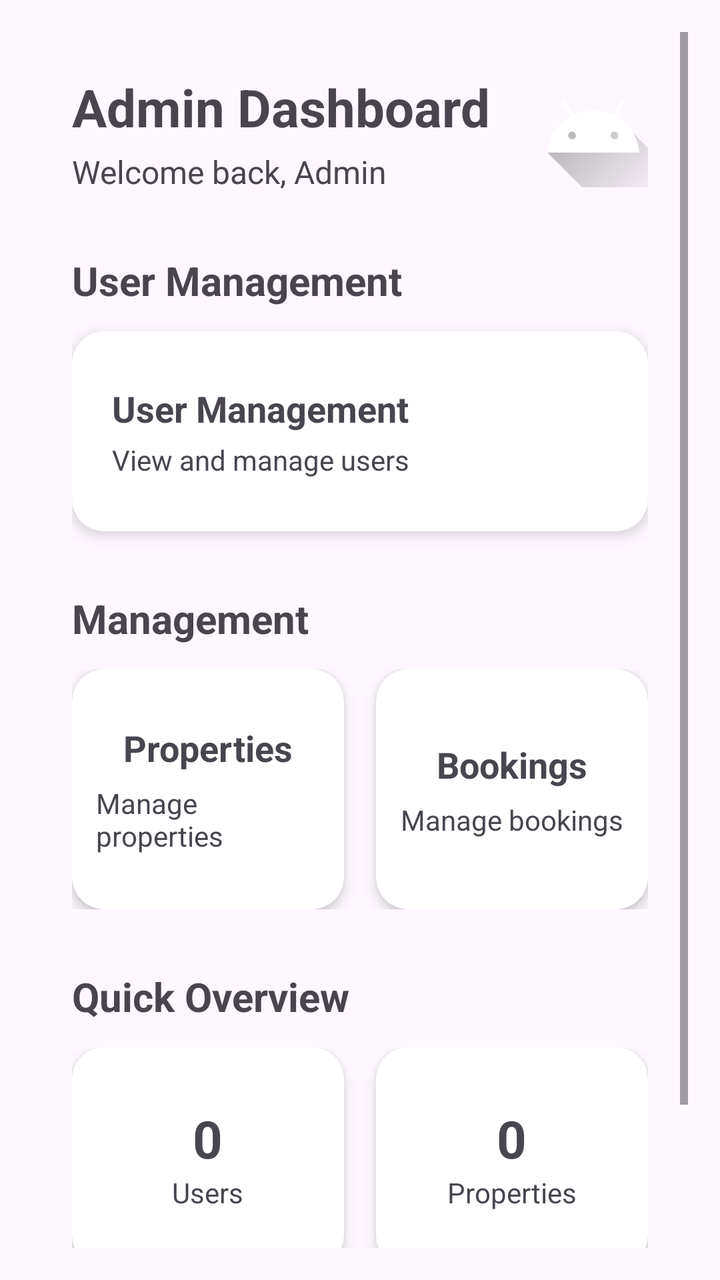
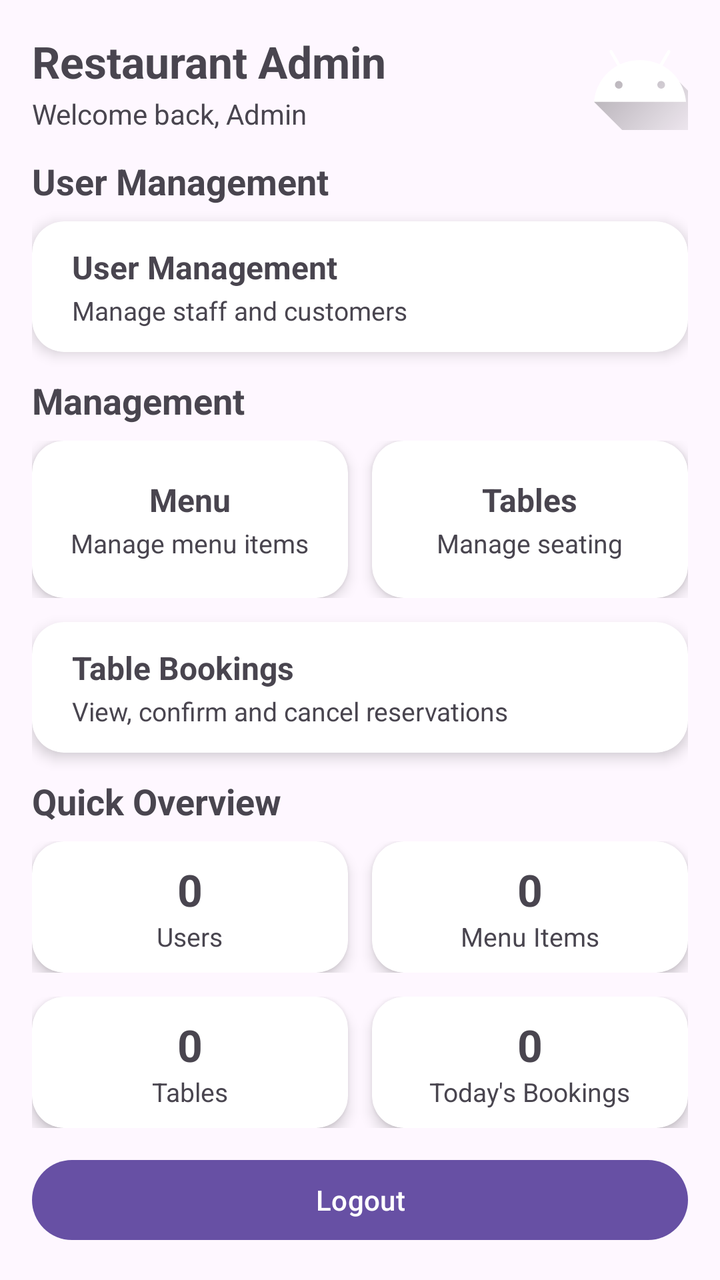

The first picture is an Android layout as it rendered before a commit; the second is the same layout after the commit. The layout source and the unified diff follow.
<!-- AndroidManifest.xml: application theme Theme.ISCG7424GroupAssessment -->
<!-- res/layout/activity_admin_main_page.xml -->
<?xml version="1.0" encoding="utf-8"?>
<ScrollView xmlns:android="http://schemas.android.com/apk/res/android"
    xmlns:app="http://schemas.android.com/apk/res-auto"
    xmlns:tools="http://schemas.android.com/tools"
    android:id="@+id/main"
    android:layout_width="match_parent"
    android:layout_height="match_parent"
    android:orientation="vertical"
    android:padding="16dp"
    tools:context=".A_MainPage">

    <LinearLayout
        android:layout_width="match_parent"
        android:layout_height="wrap_content"
        android:orientation="vertical"
        android:padding="20dp">

        
        <LinearLayout
            android:layout_width="match_parent"
            android:layout_height="wrap_content"
            android:orientation="horizontal"
            android:gravity="center_vertical">

            <LinearLayout
                android:layout_width="0dp"
                android:layout_height="wrap_content"
                android:layout_weight="1"
                android:orientation="vertical">

                <TextView
                    android:layout_width="wrap_content"
                    android:layout_height="wrap_content"
                    android:text="Admin Dashboard"
                    android:textSize="26sp"
                    android:textStyle="bold" />

                <TextView
                    android:layout_width="wrap_content"
                    android:layout_height="wrap_content"
                    android:layout_marginTop="4dp"
                    android:text="Welcome back, Admin"
                    android:textSize="16sp" />

            </LinearLayout>

            <ImageButton
                android:id="@+id/ib_adminProfile"
                android:layout_width="55dp"
                android:layout_height="55dp"
                android:background="@android:color/transparent"
                android:contentDescription="Profile"
                android:src="@drawable/ic_launcher_foreground" />

        </LinearLayout>


        
        <TextView
            android:layout_width="wrap_content"
            android:layout_height="wrap_content"
            android:layout_marginTop="30dp"
            android:text="User Management"
            android:textSize="20sp"
            android:textStyle="bold" />

        <androidx.cardview.widget.CardView
            android:id="@+id/cv_userManagement"
            android:layout_width="match_parent"
            android:layout_height="100dp"
            android:layout_marginTop="12dp"
            app:cardCornerRadius="16dp"
            app:cardElevation="4dp">

            <LinearLayout
                android:layout_width="match_parent"
                android:layout_height="match_parent"
                android:gravity="center_vertical"
                android:orientation="vertical"
                android:padding="20dp">

                <TextView
                    android:layout_width="wrap_content"
                    android:layout_height="wrap_content"
                    android:text="User Management"
                    android:textSize="18sp"
                    android:textStyle="bold" />

                <TextView
                    android:layout_width="wrap_content"
                    android:layout_height="wrap_content"
                    android:layout_marginTop="4dp"
                    android:text="View and manage users"
                    android:textSize="14sp" />

            </LinearLayout>

        </androidx.cardview.widget.CardView>


        
        <TextView
            android:layout_width="wrap_content"
            android:layout_height="wrap_content"
            android:layout_marginTop="30dp"
            android:text="Management"
            android:textSize="20sp"
            android:textStyle="bold" />

        <LinearLayout
            android:layout_width="match_parent"
            android:layout_height="wrap_content"
            android:layout_marginTop="12dp"
            android:orientation="horizontal">

            <androidx.cardview.widget.CardView
                android:id="@+id/cv_propertyManagement"
                android:layout_width="0dp"
                android:layout_height="120dp"
                android:layout_marginEnd="8dp"
                android:layout_weight="1"
                app:cardCornerRadius="16dp"
                app:cardElevation="4dp">

                <LinearLayout
                    android:layout_width="match_parent"
                    android:layout_height="match_parent"
                    android:gravity="center"
                    android:orientation="vertical"
                    android:padding="12dp">

                    <TextView
                        android:layout_width="wrap_content"
                        android:layout_height="wrap_content"
                        android:text="Properties"
                        android:textSize="18sp"
                        android:textStyle="bold" />

                    <TextView
                        android:layout_width="wrap_content"
                        android:layout_height="wrap_content"
                        android:layout_marginTop="6dp"
                        android:text="Manage properties"
                        android:textSize="14sp" />

                </LinearLayout>

            </androidx.cardview.widget.CardView>


            <androidx.cardview.widget.CardView
                android:id="@+id/cv_bookingManagement"
                android:layout_width="0dp"
                android:layout_height="120dp"
                android:layout_marginStart="8dp"
                android:layout_weight="1"
                app:cardCornerRadius="16dp"
                app:cardElevation="4dp">

                <LinearLayout
                    android:layout_width="match_parent"
                    android:layout_height="match_parent"
                    android:gravity="center"
                    android:orientation="vertical"
                    android:padding="12dp">

                    <TextView
                        android:layout_width="wrap_content"
                        android:layout_height="wrap_content"
                        android:text="Bookings"
                        android:textSize="18sp"
                        android:textStyle="bold" />

                    <TextView
                        android:layout_width="wrap_content"
                        android:layout_height="wrap_content"
                        android:layout_marginTop="6dp"
                        android:text="Manage bookings"
                        android:textSize="14sp" />

                </LinearLayout>

            </androidx.cardview.widget.CardView>

        </LinearLayout>


        <TextView
            android:layout_width="wrap_content"
            android:layout_height="wrap_content"
            android:layout_marginTop="30dp"
            android:text="Quick Overview"
            android:textSize="20sp"
            android:textStyle="bold" />

        <LinearLayout
            android:layout_width="match_parent"
            android:layout_height="wrap_content"
            android:layout_marginTop="12dp"
            android:orientation="horizontal">

            <androidx.cardview.widget.CardView
                android:layout_width="0dp"
                android:layout_height="110dp"
                android:layout_marginEnd="8dp"
                android:layout_weight="1"
                app:cardCornerRadius="16dp"
                app:cardElevation="4dp">

                <LinearLayout
                    android:layout_width="match_parent"
                    android:layout_height="match_parent"
                    android:gravity="center"
                    android:orientation="vertical">

                    <TextView
                        android:id="@+id/tv_userCount"
                        android:layout_width="wrap_content"
                        android:layout_height="wrap_content"
                        android:text="0"
                        android:textSize="26sp"
                        android:textStyle="bold" />

                    <TextView
                        android:layout_width="wrap_content"
                        android:layout_height="wrap_content"
                        android:text="Users"
                        android:textSize="14sp" />

                </LinearLayout>

            </androidx.cardview.widget.CardView>


            <androidx.cardview.widget.CardView
                android:layout_width="0dp"
                android:layout_height="110dp"
                android:layout_marginStart="8dp"
                android:layout_weight="1"
                app:cardCornerRadius="16dp"
                app:cardElevation="4dp">

                <LinearLayout
                    android:layout_width="match_parent"
                    android:layout_height="match_parent"
                    android:gravity="center"
                    android:orientation="vertical">

                    <TextView
                        android:id="@+id/tv_aPropertyCount"
                        android:layout_width="wrap_content"
                        android:layout_height="wrap_content"
                        android:text="0"
                        android:textSize="26sp"
                        android:textStyle="bold" />

                    <TextView
                        android:layout_width="wrap_content"
                        android:layout_height="wrap_content"
                        android:text="Properties"
                        android:textSize="14sp" />

                </LinearLayout>

            </androidx.cardview.widget.CardView>

        </LinearLayout>


        <Button
            android:id="@+id/btn_aLogout"
            android:layout_width="match_parent"
            android:layout_height="wrap_content"
            android:layout_marginTop="24dp"
            android:text="Logout" />

    </LinearLayout>

</ScrollView>
<!-- resources referenced by this layout -->
<resources>
  <!-- drawable ic_launcher_foreground (drawable) -->
  <vector xmlns:android="http://schemas.android.com/apk/res/android"
      xmlns:aapt="http://schemas.android.com/aapt"
      android:width="108dp"
      android:height="108dp"
      android:viewportWidth="108"
      android:viewportHeight="108">
      <path android:pathData="M31,63.928c0,0 6.4,-11 12.1,-13.1c7.2,-2.6 26,-1.4 26,-1.4l38.1,38.1L107,108.928l-32,-1L31,63.928z">
          <aapt:attr name="android:fillColor">
              <gradient
                  android:endX="85.84757"
                  android:endY="92.4963"
                  android:startX="42.9492"
                  android:startY="49.59793"
                  android:type="linear">
                  <item
                      android:color="#44000000"
                      android:offset="0.0" />
                  <item
                      android:color="#00000000"
                      android:offset="1.0" />
              </gradient>
          </aapt:attr>
      </path>
      <path
          android:fillColor="#FFFFFF"
          android:fillType="nonZero"
          android:pathData="M65.3,45.828l3.8,-6.6c0.2,-0.4 0.1,-0.9 -0.3,-1.1c-0.4,-0.2 -0.9,-0.1 -1.1,0.3l-3.9,6.7c-6.3,-2.8 -13.4,-2.8 -19.7,0l-3.9,-6.7c-0.2,-0.4 -0.7,-0.5 -1.1,-0.3C38.8,38.328 38.7,38.828 38.9,39.228l3.8,6.6C36.2,49.428 31.7,56.028 31,63.928h46C76.3,56.028 71.8,49.428 65.3,45.828zM43.4,57.328c-0.8,0 -1.5,-0.5 -1.8,-1.2c-0.3,-0.7 -0.1,-1.5 0.4,-2.1c0.5,-0.5 1.4,-0.7 2.1,-0.4c0.7,0.3 1.2,1 1.2,1.8C45.3,56.528 44.5,57.328 43.4,57.328L43.4,57.328zM64.6,57.328c-0.8,0 -1.5,-0.5 -1.8,-1.2s-0.1,-1.5 0.4,-2.1c0.5,-0.5 1.4,-0.7 2.1,-0.4c0.7,0.3 1.2,1 1.2,1.8C66.5,56.528 65.6,57.328 64.6,57.328L64.6,57.328z"
          android:strokeWidth="1"
          android:strokeColor="#00000000" />
  </vector>
  <style name="Theme.ISCG7424GroupAssessment" parent="Base.Theme.ISCG7424GroupAssessment" />
  <style name="Base.Theme.ISCG7424GroupAssessment" parent="Theme.Material3.DayNight.NoActionBar">
          
          
      </style>
</resources>

<!-- the commit's change to res/layout/activity_admin_main_page.xml (unified diff, before → after) -->
@@ -1,5 +1,5 @@
 <?xml version="1.0" encoding="utf-8"?>
-<ScrollView xmlns:android="http://schemas.android.com/apk/res/android"
+<LinearLayout xmlns:android="http://schemas.android.com/apk/res/android"
     xmlns:app="http://schemas.android.com/apk/res-auto"
     xmlns:tools="http://schemas.android.com/tools"
     android:id="@+id/main"
@@ -9,271 +9,354 @@
     android:padding="16dp"
     tools:context=".A_MainPage">
 
+    
     <LinearLayout
         android:layout_width="match_parent"
         android:layout_height="wrap_content"
-        android:orientation="vertical"
-        android:padding="20dp">
-
-        
+        android:gravity="center_vertical"
+        android:orientation="horizontal">
+
+        <LinearLayout
+            android:layout_width="0dp"
+            android:layout_height="wrap_content"
+            android:layout_weight="1"
+            android:orientation="vertical">
+
+            <TextView
+                android:layout_width="wrap_content"
+                android:layout_height="wrap_content"
+                android:text="Restaurant Admin"
+                android:textSize="22sp"
+                android:textStyle="bold" />
+
+            <TextView
+                android:layout_width="wrap_content"
+                android:layout_height="wrap_content"
+                android:layout_marginTop="2dp"
+                android:text="Welcome back, Admin"
+                android:textSize="14sp" />
+        </LinearLayout>
+
+        <ImageButton
+            android:id="@+id/ib_adminProfile"
+            android:layout_width="48dp"
+            android:layout_height="48dp"
+            android:background="@android:color/transparent"
+            android:contentDescription="Profile"
+            android:src="@drawable/ic_launcher_foreground" />
+    </LinearLayout>
+
+
+    
+    <TextView
+        android:layout_width="wrap_content"
+        android:layout_height="wrap_content"
+        android:layout_marginTop="12dp"
+        android:text="User Management"
+        android:textSize="18sp"
+        android:textStyle="bold" />
+
+    <androidx.cardview.widget.CardView
+        android:id="@+id/cv_userManagement"
+        android:layout_width="match_parent"
+        android:layout_height="0dp"
+        android:layout_marginTop="8dp"
+        android:layout_weight="1"
+        app:cardCornerRadius="16dp"
+        app:cardElevation="4dp">
+
         <LinearLayout
             android:layout_width="match_parent"
-            android:layout_height="wrap_content"
-            android:orientation="horizontal"
-            android:gravity="center_vertical">
-
-            <LinearLayout
-                android:layout_width="0dp"
-                android:layout_height="wrap_content"
-                android:layout_weight="1"
-                android:orientation="vertical">
-
-                <TextView
-                    android:layout_width="wrap_content"
-                    android:layout_height="wrap_content"
-                    android:text="Admin Dashboard"
-                    android:textSize="26sp"
-                    android:textStyle="bold" />
-
-                <TextView
-                    android:layout_width="wrap_content"
-                    android:layout_height="wrap_content"
-                    android:layout_marginTop="4dp"
-                    android:text="Welcome back, Admin"
-                    android:textSize="16sp" />
-
-            </LinearLayout>
-
-            <ImageButton
-                android:id="@+id/ib_adminProfile"
-                android:layout_width="55dp"
-                android:layout_height="55dp"
-                android:background="@android:color/transparent"
-                android:contentDescription="Profile"
-                android:src="@drawable/ic_launcher_foreground" />
-
+            android:layout_height="match_parent"
+            android:gravity="center_vertical"
+            android:orientation="vertical"
+            android:paddingStart="20dp"
+            android:paddingEnd="20dp">
+
+            <TextView
+                android:layout_width="wrap_content"
+                android:layout_height="wrap_content"
+                android:text="User Management"
+                android:textSize="16sp"
+                android:textStyle="bold" />
+
+            <TextView
+                android:layout_width="wrap_content"
+                android:layout_height="wrap_content"
+                android:layout_marginTop="2dp"
+                android:text="Manage staff and customers"
+                android:textSize="13sp" />
         </LinearLayout>
-
-
-        
-        <TextView
-            android:layout_width="wrap_content"
-            android:layout_height="wrap_content"
-            android:layout_marginTop="30dp"
-            android:text="User Management"
-            android:textSize="20sp"
-            android:textStyle="bold" />
-
-        <androidx.cardview.widget.CardView
-            android:id="@+id/cv_userManagement"
-            android:layout_width="match_parent"
-            android:layout_height="100dp"
-            android:layout_marginTop="12dp"
-            app:cardCornerRadius="16dp"
-            app:cardElevation="4dp">
-
-            <LinearLayout
-                android:layout_width="match_parent"
-                android:layout_height="match_parent"
-                android:gravity="center_vertical"
+    </androidx.cardview.widget.CardView>
+
+
+    
+    <TextView
+        android:layout_width="wrap_content"
+        android:layout_height="wrap_content"
+        android:layout_marginTop="12dp"
+        android:text="Management"
+        android:textSize="18sp"
+        android:textStyle="bold" />
+
+    <LinearLayout
+        android:layout_width="match_parent"
+        android:layout_height="0dp"
+        android:layout_marginTop="8dp"
+        android:layout_weight="1.2"
+        android:orientation="horizontal">
+
+        <androidx.cardview.widget.CardView
+            android:id="@+id/cv_menuManagement"
+            android:layout_width="0dp"
+            android:layout_height="match_parent"
+            android:layout_marginEnd="6dp"
+            android:layout_weight="1"
+            app:cardCornerRadius="16dp"
+            app:cardElevation="4dp">
+
+            <LinearLayout
+                android:layout_width="match_parent"
+                android:layout_height="match_parent"
+                android:gravity="center"
                 android:orientation="vertical"
-                android:padding="20dp">
-
-                <TextView
-                    android:layout_width="wrap_content"
-                    android:layout_height="wrap_content"
-                    android:text="User Management"
-                    android:textSize="18sp"
-                    android:textStyle="bold" />
-
-                <TextView
-                    android:layout_width="wrap_content"
-                    android:layout_height="wrap_content"
-                    android:layout_marginTop="4dp"
-                    android:text="View and manage users"
-                    android:textSize="14sp" />
-
-            </LinearLayout>
-
-        </androidx.cardview.widget.CardView>
-
-
-        
-        <TextView
-            android:layout_width="wrap_content"
-            android:layout_height="wrap_content"
-            android:layout_marginTop="30dp"
-            android:text="Management"
-            android:textSize="20sp"
-            android:textStyle="bold" />
+                android:padding="8dp">
+
+                <TextView
+                    android:layout_width="wrap_content"
+                    android:layout_height="wrap_content"
+                    android:text="Menu"
+                    android:textSize="16sp"
+                    android:textStyle="bold" />
+
+                <TextView
+                    android:layout_width="wrap_content"
+                    android:layout_height="wrap_content"
+                    android:layout_marginTop="2dp"
+                    android:text="Manage menu items"
+                    android:textSize="13sp" />
+            </LinearLayout>
+        </androidx.cardview.widget.CardView>
+
+        <androidx.cardview.widget.CardView
+            android:id="@+id/cv_tableManagement"
+            android:layout_width="0dp"
+            android:layout_height="match_parent"
+            android:layout_marginStart="6dp"
+            android:layout_weight="1"
+            app:cardCornerRadius="16dp"
+            app:cardElevation="4dp">
+
+            <LinearLayout
+                android:layout_width="match_parent"
+                android:layout_height="match_parent"
+                android:gravity="center"
+                android:orientation="vertical"
+                android:padding="8dp">
+
+                <TextView
+                    android:layout_width="wrap_content"
+                    android:layout_height="wrap_content"
+                    android:text="Tables"
+                    android:textSize="16sp"
+                    android:textStyle="bold" />
+
+                <TextView
+                    android:layout_width="wrap_content"
+                    android:layout_height="wrap_content"
+                    android:layout_marginTop="2dp"
+                    android:text="Manage seating"
+                    android:textSize="13sp" />
+            </LinearLayout>
+        </androidx.cardview.widget.CardView>
+    </LinearLayout>
+
+    <androidx.cardview.widget.CardView
+        android:id="@+id/cv_tableBookingManagement"
+        android:layout_width="match_parent"
+        android:layout_height="0dp"
+        android:layout_marginTop="12dp"
+        android:layout_weight="1"
+        app:cardCornerRadius="16dp"
+        app:cardElevation="4dp">
 
         <LinearLayout
             android:layout_width="match_parent"
-            android:layout_height="wrap_content"
-            android:layout_marginTop="12dp"
-            android:orientation="horizontal">
-
-            <androidx.cardview.widget.CardView
-                android:id="@+id/cv_propertyManagement"
-                android:layout_width="0dp"
-                android:layout_height="120dp"
-                android:layout_marginEnd="8dp"
-                android:layout_weight="1"
-                app:cardCornerRadius="16dp"
-                app:cardElevation="4dp">
-
-                <LinearLayout
-                    android:layout_width="match_parent"
-                    android:layout_height="match_parent"
-                    android:gravity="center"
-                    android:orientation="vertical"
-                    android:padding="12dp">
-
-                    <TextView
-                        android:layout_width="wrap_content"
-                        android:layout_height="wrap_content"
-                        android:text="Properties"
-                        android:textSize="18sp"
-                        android:textStyle="bold" />
-
-                    <TextView
-                        android:layout_width="wrap_content"
-                        android:layout_height="wrap_content"
-                        android:layout_marginTop="6dp"
-                        android:text="Manage properties"
-                        android:textSize="14sp" />
-
-                </LinearLayout>
-
-            </androidx.cardview.widget.CardView>
-
-
-            <androidx.cardview.widget.CardView
-                android:id="@+id/cv_bookingManagement"
-                android:layout_width="0dp"
-                android:layout_height="120dp"
-                android:layout_marginStart="8dp"
-                android:layout_weight="1"
-                app:cardCornerRadius="16dp"
-                app:cardElevation="4dp">
-
-                <LinearLayout
-                    android:layout_width="match_parent"
-                    android:layout_height="match_parent"
-                    android:gravity="center"
-                    android:orientation="vertical"
-                    android:padding="12dp">
-
-                    <TextView
-                        android:layout_width="wrap_content"
-                        android:layout_height="wrap_content"
-                        android:text="Bookings"
-                        android:textSize="18sp"
-                        android:textStyle="bold" />
-
-                    <TextView
-                        android:layout_width="wrap_content"
-                        android:layout_height="wrap_content"
-                        android:layout_marginTop="6dp"
-                        android:text="Manage bookings"
-                        android:textSize="14sp" />
-
-                </LinearLayout>
-
-            </androidx.cardview.widget.CardView>
-
+            android:layout_height="match_parent"
+            android:gravity="center_vertical"
+            android:orientation="vertical"
+            android:paddingStart="20dp"
+            android:paddingEnd="20dp">
+
+            <TextView
+                android:layout_width="wrap_content"
+                android:layout_height="wrap_content"
+                android:text="Table Bookings"
+                android:textSize="16sp"
+                android:textStyle="bold" />
+
+            <TextView
+                android:layout_width="wrap_content"
+                android:layout_height="wrap_content"
+                android:layout_marginTop="2dp"
+                android:text="View, confirm and cancel reservations"
+                android:textSize="13sp" />
         </LinearLayout>
-
-
-        <TextView
-            android:layout_width="wrap_content"
-            android:layout_height="wrap_content"
-            android:layout_marginTop="30dp"
-            android:text="Quick Overview"
-            android:textSize="20sp"
-            android:textStyle="bold" />
-
-        <LinearLayout
-            android:layout_width="match_parent"
-            android:layout_height="wrap_content"
-            android:layout_marginTop="12dp"
-            android:orientation="horizontal">
-
-            <androidx.cardview.widget.CardView
-                android:layout_width="0dp"
-                android:layout_height="110dp"
-                android:layout_marginEnd="8dp"
-                android:layout_weight="1"
-                app:cardCornerRadius="16dp"
-                app:cardElevation="4dp">
-
-                <LinearLayout
-                    android:layout_width="match_parent"
-                    android:layout_height="match_parent"
-                    android:gravity="center"
-                    android:orientation="vertical">
-
-                    <TextView
-                        android:id="@+id/tv_userCount"
-                        android:layout_width="wrap_content"
-                        android:layout_height="wrap_content"
-                        android:text="0"
-                        android:textSize="26sp"
-                        android:textStyle="bold" />
-
-                    <TextView
-                        android:layout_width="wrap_content"
-                        android:layout_height="wrap_content"
-                        android:text="Users"
-                        android:textSize="14sp" />
-
-                </LinearLayout>
-
-            </androidx.cardview.widget.CardView>
-
-
-            <androidx.cardview.widget.CardView
-                android:layout_width="0dp"
-                android:layout_height="110dp"
-                android:layout_marginStart="8dp"
-                android:layout_weight="1"
-                app:cardCornerRadius="16dp"
-                app:cardElevation="4dp">
-
-                <LinearLayout
-                    android:layout_width="match_parent"
-                    android:layout_height="match_parent"
-                    android:gravity="center"
-                    android:orientation="vertical">
-
-                    <TextView
-                        android:id="@+id/tv_aPropertyCount"
-                        android:layout_width="wrap_content"
-                        android:layout_height="wrap_content"
-                        android:text="0"
-                        android:textSize="26sp"
-                        android:textStyle="bold" />
-
-                    <TextView
-                        android:layout_width="wrap_content"
-                        android:layout_height="wrap_content"
-                        android:text="Properties"
-                        android:textSize="14sp" />
-
-                </LinearLayout>
-
-            </androidx.cardview.widget.CardView>
-
-        </LinearLayout>
-
-
-        <Button
-            android:id="@+id/btn_aLogout"
-            android:layout_width="match_parent"
-            android:layout_height="wrap_content"
-            android:layout_marginTop="24dp"
-            android:text="Logout" />
-
+    </androidx.cardview.widget.CardView>
+
+
+    
+    <TextView
+        android:layout_width="wrap_content"
+        android:layout_height="wrap_content"
+        android:layout_marginTop="12dp"
+        android:text="Quick Overview"
+        android:textSize="18sp"
+        android:textStyle="bold" />
+
+    <LinearLayout
+        android:layout_width="match_parent"
+        android:layout_height="0dp"
+        android:layout_marginTop="8dp"
+        android:layout_weight="1"
+        android:orientation="horizontal">
+
+        <androidx.cardview.widget.CardView
+            android:layout_width="0dp"
+            android:layout_height="match_parent"
+            android:layout_marginEnd="6dp"
+            android:layout_weight="1"
+            app:cardCornerRadius="16dp"
+            app:cardElevation="4dp">
+
+            <LinearLayout
+                android:layout_width="match_parent"
+                android:layout_height="match_parent"
+                android:gravity="center"
+                android:orientation="vertical">
+
+                <TextView
+                    android:id="@+id/tv_userCount"
+                    android:layout_width="wrap_content"
+                    android:layout_height="wrap_content"
+                    android:text="0"
+                    android:textSize="22sp"
+                    android:textStyle="bold" />
+
+                <TextView
+                    android:layout_width="wrap_content"
+                    android:layout_height="wrap_content"
+                    android:text="Users"
+                    android:textSize="13sp" />
+            </LinearLayout>
+        </androidx.cardview.widget.CardView>
+
+        <androidx.cardview.widget.CardView
+            android:layout_width="0dp"
+            android:layout_height="match_parent"
+            android:layout_marginStart="6dp"
+            android:layout_weight="1"
+            app:cardCornerRadius="16dp"
+            app:cardElevation="4dp">
+
+            <LinearLayout
+                android:layout_width="match_parent"
+                android:layout_height="match_parent"
+                android:gravity="center"
+                android:orientation="vertical">
+
+                <TextView
+                    android:id="@+id/tv_menuItemCount"
+                    android:layout_width="wrap_content"
+                    android:layout_height="wrap_content"
+                    android:text="0"
+                    android:textSize="22sp"
+                    android:textStyle="bold" />
+
+                <TextView
+                    android:layout_width="wrap_content"
+                    android:layout_height="wrap_content"
+                    android:text="Menu Items"
+                    android:textSize="13sp" />
+            </LinearLayout>
+        </androidx.cardview.widget.CardView>
     </LinearLayout>
 
-</ScrollView>
+    <LinearLayout
+        android:layout_width="match_parent"
+        android:layout_height="0dp"
+        android:layout_marginTop="12dp"
+        android:layout_weight="1"
+        android:orientation="horizontal">
+
+        <androidx.cardview.widget.CardView
+            android:layout_width="0dp"
+            android:layout_height="match_parent"
+            android:layout_marginEnd="6dp"
+            android:layout_weight="1"
+            app:cardCornerRadius="16dp"
+            app:cardElevation="4dp">
+
+            <LinearLayout
+                android:layout_width="match_parent"
+                android:layout_height="match_parent"
+                android:gravity="center"
+                android:orientation="vertical">
+
+                <TextView
+                    android:id="@+id/tv_tableCount"
+                    android:layout_width="wrap_content"
+                    android:layout_height="wrap_content"
+                    android:text="0"
+                    android:textSize="22sp"
+                    android:textStyle="bold" />
+
+                <TextView
+                    android:layout_width="wrap_content"
+                    android:layout_height="wrap_content"
+                    android:text="Tables"
+                    android:textSize="13sp" />
+            </LinearLayout>
+        </androidx.cardview.widget.CardView>
+
+        <androidx.cardview.widget.CardView
+            android:layout_width="0dp"
+            android:layout_height="match_parent"
+            android:layout_marginStart="6dp"
+            android:layout_weight="1"
+            app:cardCornerRadius="16dp"
+            app:cardElevation="4dp">
+
+            <LinearLayout
+                android:layout_width="match_parent"
+                android:layout_height="match_parent"
+                android:gravity="center"
+                android:orientation="vertical">
+
+                <TextView
+                    android:id="@+id/tv_todayBookingCount"
+                    android:layout_width="wrap_content"
+                    android:layout_height="wrap_content"
+                    android:text="0"
+                    android:textSize="22sp"
+                    android:textStyle="bold" />
+
+                <TextView
+                    android:layout_width="wrap_content"
+                    android:layout_height="wrap_content"
+                    android:text="Today's Bookings"
+                    android:textSize="13sp" />
+            </LinearLayout>
+
+        </androidx.cardview.widget.CardView>
+    </LinearLayout>
+
+
+    <Button
+        android:id="@+id/btn_aLogout"
+        android:layout_width="match_parent"
+        android:layout_height="wrap_content"
+        android:layout_marginTop="12dp"
+        android:text="Logout" />
+
+</LinearLayout>
